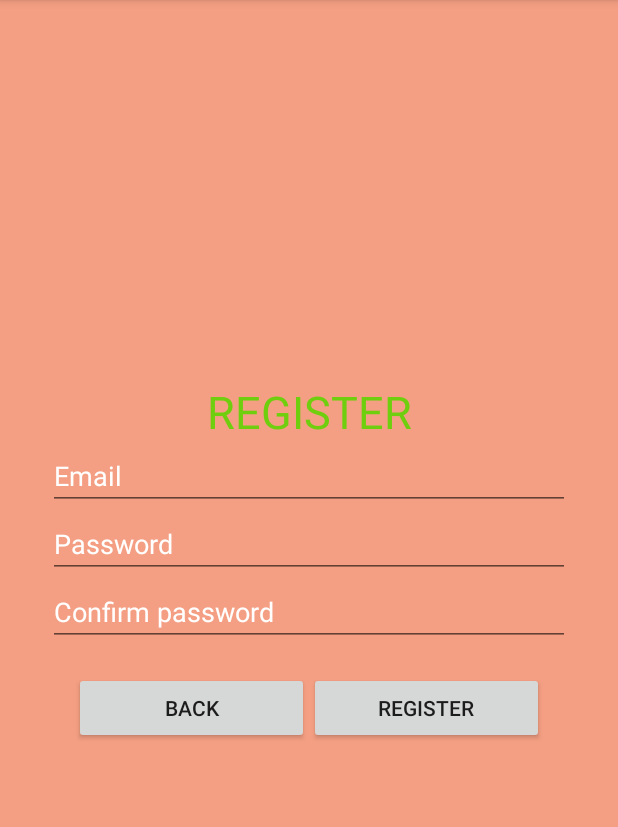
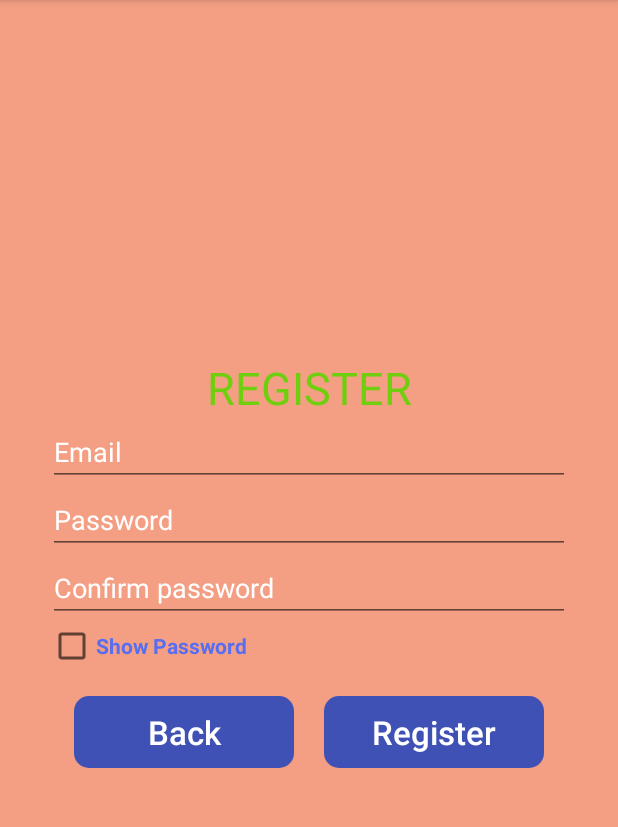
Before and after one commit to hieud1245k/ScoresApp, an Android app: the RegisterFragment screen opened through its navigation route, on a phone screen of 412 x 824 dp, the part 84-911 px from its top. Run offline under Robolectric (Android 15) with nearby library versions, the phone set to English and light mode, and no system bars; our stand-ins replace Firebase (no records; nobody signed in at launch, a user with empty details on screens opened directly); Roboto replaces fonts that are not available here.

Commit message:
Add checkout checkbox show password for register UI

```diff
--- a/app/src/main/java/com/hieuminh/scoresapp/view/RegisterFragment.java
+++ b/app/src/main/java/com/hieuminh/scoresapp/view/RegisterFragment.java
@@ -2,15 +2,19 @@ package com.hieuminh.scoresapp.view;
 
 import android.app.Activity;
 import android.os.Bundle;
+import android.text.method.HideReturnsTransformationMethod;
+import android.text.method.PasswordTransformationMethod;
 import android.view.LayoutInflater;
 import android.view.View;
 import android.view.ViewGroup;
 import android.widget.Button;
+import android.widget.CompoundButton;
 import android.widget.EditText;
 import android.widget.Toast;
 
 import androidx.annotation.NonNull;
 import androidx.annotation.Nullable;
+import androidx.appcompat.widget.AppCompatCheckBox;
 import androidx.fragment.app.Fragment;
 import androidx.navigation.NavDirections;
 import androidx.navigation.Navigation;
@@ -26,7 +30,7 @@ public class RegisterFragment extends Fragment {
 
     private Button adapterLogin, register;
     private EditText et_email, et_password, et_confirmPassword;
-
+    private AppCompatCheckBox checkbox;
     private FirebaseAuth auth;
 
     @Override
@@ -83,6 +87,19 @@ public class RegisterFragment extends Fragment {
                 registerUser(email, password,view);
             }
         });
+
+        checkbox.setOnCheckedChangeListener(new CompoundButton.OnCheckedChangeListener() {
+            @Override
+            public void onCheckedChanged(CompoundButton compoundButton, boolean b) {
+                if(b) {
+                    et_password.setTransformationMethod(HideReturnsTransformationMethod.getInstance());
+                    et_confirmPassword.setTransformationMethod(HideReturnsTransformationMethod.getInstance());
+                } else {
+                    et_password.setTransformationMethod(PasswordTransformationMethod.getInstance());
+                    et_confirmPassword.setTransformationMethod(PasswordTransformationMethod.getInstance());
+                }
+            }
+        });
     }
 
     private void viewConnection(View view) {
@@ -91,6 +108,7 @@ public class RegisterFragment extends Fragment {
         et_email = view.findViewById(R.id.et_email);
         et_password = view.findViewById(R.id.et_password);
         et_confirmPassword = view.findViewById(R.id.et_confirm_password);
+        checkbox = view.findViewById(R.id.checkbox_register);
     }
 
     private void registerUser(String email, String password, final View view) {
--- a/app/src/main/res/layout/fragment_register.xml
+++ b/app/src/main/res/layout/fragment_register.xml
@@ -49,6 +49,13 @@
             android:textColor="@color/cardview_light_background"
             android:textColorHint="@color/cardview_light_background" />
 
+        <androidx.appcompat.widget.AppCompatCheckBox
+            android:id="@+id/checkbox_register"
+            android:layout_width="wrap_content"
+            android:layout_height="wrap_content"
+            android:textColor="#576EF1"
+            android:textStyle="bold"
+            android:text="Show Password"/>
 
         <LinearLayout
             android:layout_width="match_parent"
@@ -57,17 +64,27 @@
 
             <Button
                 android:id="@+id/bt_adapter_login"
-                android:layout_width="wrap_content"
+                android:layout_width="match_parent"
                 android:layout_height="wrap_content"
+                android:background="@drawable/btn_add_fr"
+                android:text="Back"
+                android:layout_marginRight="10dp"
                 android:layout_weight="1"
-                android:text="Back" />
+                android:textAllCaps="false"
+                android:textColor="#FFF"
+                android:textSize="22sp" />
 
             <Button
+                android:layout_weight="1"
                 android:id="@+id/bt_register"
-                android:layout_width="wrap_content"
+                android:layout_width="match_parent"
                 android:layout_height="wrap_content"
-                android:layout_weight="1"
-                android:text="Register" />
+                android:background="@drawable/btn_add_fr"
+                android:text="Register"
+                android:layout_marginLeft="10dp"
+                android:textAllCaps="false"
+                android:textColor="#FFF"
+                android:textSize="22sp" />
 
         </LinearLayout>
 
```
Also changed, not shown: app/src/main/java/com/hieuminh/scoresapp/view/AddFragment.java (+7 -1 lines), app/src/main/res/layout/fragment_login.xml (+19 -10 lines).
